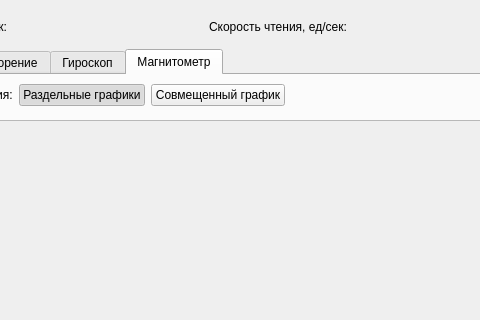
Above: chartwidget.ui from thxtomslf/INS-viewer before the change; both pictures show x 180 to 660 and y 0 to 320 of the 1106 by 698 pixel window. Below: the same form after it.
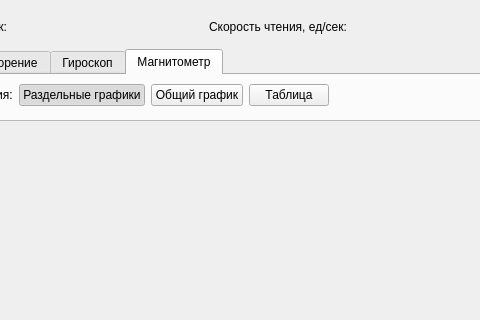
That is the form after the change. Custom widgets are drawn as their Qt base class.

Commit message: add table view

What changed in the file:
```diff
--- a/chartwidget.ui
+++ b/chartwidget.ui
@@ -478,7 +478,7 @@
               <item>
                <widget class="QPushButton" name="combinedPlotButtonMagneto">
                 <property name="text">
-                 <string>Совмещенный график</string>
+                 <string>Общий график</string>
                 </property>
                 <property name="checkable">
                  <bool>true</bool>
@@ -488,6 +488,16 @@
                 </property>
                </widget>
               </item>
+              <item>
+               <widget class="QPushButton" name="tableViewButtonMagneto">
+                <property name="text">
+                 <string>Таблица</string>
+                </property>
+                <property name="checkable">
+                 <bool>true</bool>
+                </property>
+               </widget>
+              </item>
               <item>
                <spacer name="horizontalSpacerMagneto">
                 <property name="orientation">
```
Left out of the diff: 36 changed lines with no effect on the pictures. The commit also changes 9 other files.
